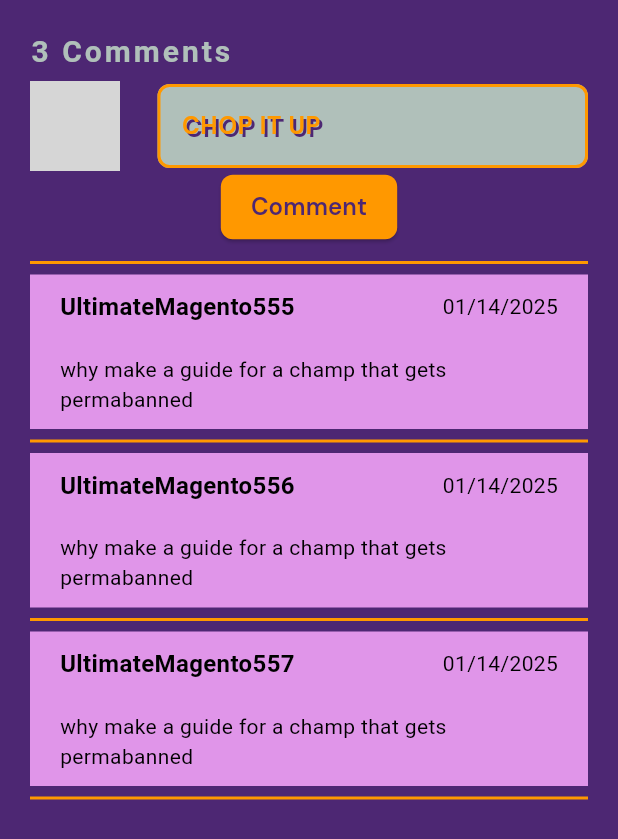
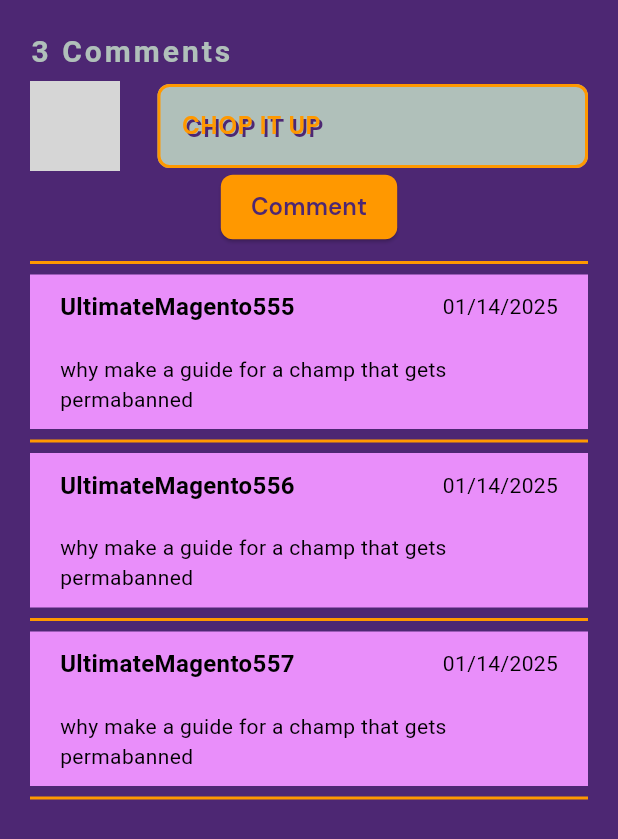
Before and after one commit to Mundo-Pictures/mundo-pictures, a Flutter app: the Comments widget shown alone on an empty page, opened directly, on a phone screen of 412 x 824 dp. Shown: the top 839 px of the screen. Run offline on Flutter 3.47's test engine with Material 3 defaults, Android fonts, the phone set to English and light mode, and no system bars; our stand-ins replace flutter_svg, google_fonts, video_player; missing offline and left inert: styled_divider; network calls fail; grey boxes are pictures that could not be loaded.

Commit message:
lift for loop from comments.dart to design next videos.dart elements, begin styling nextvideos.dart element to match appropriate content

```diff
--- a/lib/components/comments.dart
+++ b/lib/components/comments.dart
@@ -2,6 +2,7 @@ import 'package:flutter/material.dart';
 import 'package:mundo_pictures/styles/buttons/primary-button.dart';
 import 'package:mundo_pictures/components/data/comment_data.dart';
 import 'package:mundo_pictures/styles/textfields/primary-textfields.dart';
+import 'package:mundo_pictures/styles/colors/colors.dart';
 
 class Comments extends StatefulWidget {
   const Comments({super.key});
@@ -61,7 +62,7 @@ class _CommentsState extends State<Comments> {
                   childWidget: Text(
                     "Comment",
                     style: TextStyle(
-                        fontWeight: FontWeight.w600, color: Color(0xff4d2773)),
+                        fontWeight: FontWeight.w600, color: AppColor.primaryPurple),
                   ),
                   buttonPadding: EdgeInsets.fromLTRB(20, 10, 20, 10),
                 )
@@ -71,7 +72,7 @@ class _CommentsState extends State<Comments> {
           Container(
             padding: EdgeInsets.fromLTRB(0, 0, 0, 0),
             child: Divider(
-              color: Color.fromRGBO(255, 152, 0, 1),
+              color: AppColor.primaryOrange,
               thickness: 2,
             ),
           ),
@@ -79,7 +80,7 @@ class _CommentsState extends State<Comments> {
             Column(
               children: [
                 Container(
-                  color: Color.fromRGBO(224, 149, 233, 1),
+                  color: AppColor.tertiaryPurple,
                   padding: EdgeInsets.fromLTRB(20, 10, 20, 10),
                   margin: EdgeInsets.fromLTRB(0, 0, 0, 0),
                   child: Column(children: [
@@ -113,7 +114,7 @@ class _CommentsState extends State<Comments> {
                 Container(
                   padding: EdgeInsets.fromLTRB(0, 0, 0, 0),
                   child: Divider(
-                    color: Color.fromRGBO(255, 152, 0, 1),
+                    color: AppColor.primaryOrange,
                     thickness: 2,
                   ),
                 ),
--- a/lib/home/home.dart
+++ b/lib/home/home.dart
@@ -3,7 +3,7 @@ import 'package:flutter_svg/flutter_svg.dart';
 import 'package:mundo_pictures/styles/buttons/primary-button.dart';
 import 'package:mundo_pictures/components/comments.dart';
 import 'package:mundo_pictures/components/videos.dart';
-import 'package:mundo_pictures/components/'
+import 'package:mundo_pictures/components/nextVideos.dart';
 import 'package:mundo_pictures/styles/textfields/primary-textfields.dart';
 
 class HomePage extends StatelessWidget {
@@ -92,6 +92,7 @@ class HomePage extends StatelessWidget {
               children: [
                Videos(),
                Comments(),
+               NextVideos(),
               ],
             ))
           ],
--- a/lib/styles/colors/colors.dart
+++ b/lib/styles/colors/colors.dart
@@ -1,8 +1,9 @@
 import 'package:flutter/material.dart';
 class AppColor {
   AppColor._();
-  static const Color primaryPurple= Color(0xFF6f1c4a);
+  static const Color primaryPurple=Color(0xff4d2773);
+  static const Color secondaryPurple= Color(0xFF6f1c4a);
   static const Color primaryGray= Color(0xffb0c0ba);
-  static const Color secondaryPurple=Color(0xffe98efa);
+  static const Color tertiaryPurple=Color(0xffe98efa);
   static const Color primaryOrange=Color(0xffff9800);
 }
```
Also changed, not shown: lib/components/data/nextVideos_data.dart (+2 -63 lines), lib/components/nextVideos.dart (+102 -1 lines), lib/components/videos.dart (+5 -5 lines), lib/main.dart (+11 -10 lines).
